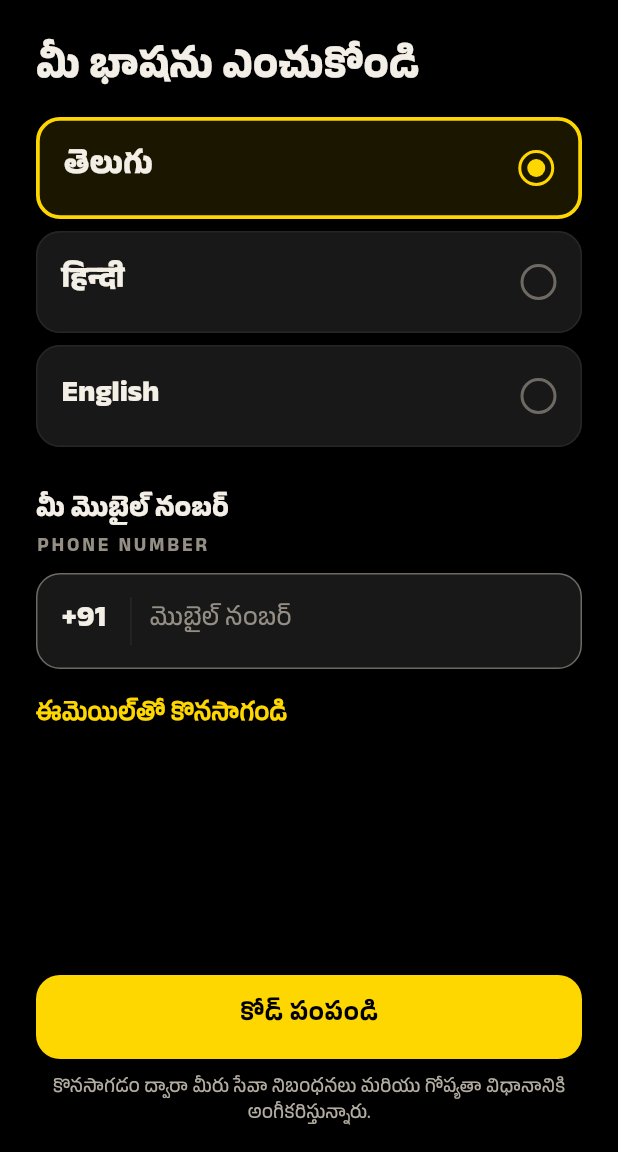
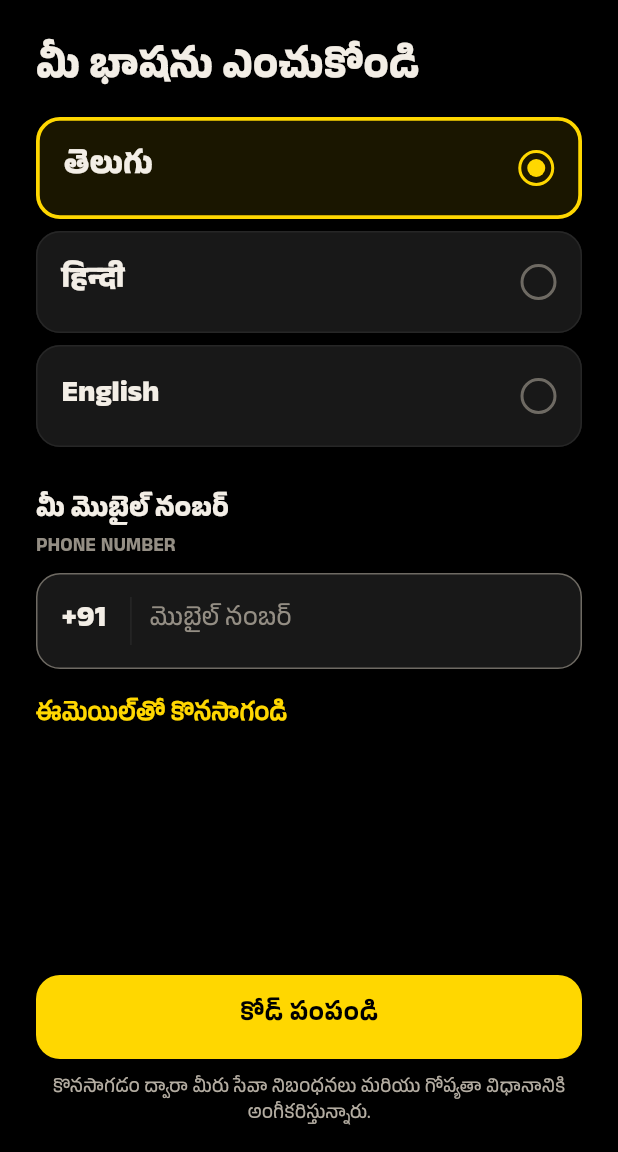
Before and after one commit to SaaradhiGo/SaaradhiGo-mobile, a Flutter app: the LoginScreen screen opened by its route, after a tap on "తెలుగు", on a phone screen of 412 x 824 dp, the part 84-1236 px from its top. Run offline on Flutter 3.47's test engine with Material 3 defaults, Android fonts, the phone set to English and light mode, and no system bars; our stand-ins replace firebase_core, firebase_messaging, flutter_dotenv, flutter_local_notifications, flutter_riverpod, flutter_secure_storage and 11 more; missing offline and left inert: cached_network_image_ce, dart:js, flutter_background_service, flutter_cashfree_pg_sdk, flutter_polyline_points, razorpay_flutter; accounts and stored records are empty; network calls fail.

Commit message:
Labels are letter-spaced in Latin only; spacing broke Telugu conjuncts
Co-Authored-By: Claude Opus 5.5 <noreply@anthropic.com>

```diff
--- a/lib/ui/sg_text.dart
+++ b/lib/ui/sg_text.dart
@@ -63,8 +63,16 @@ class SgText {
   static TextStyle get caption => _style(14, 20, 500, color: SgColors.inkMuted);
 
   /// Uppercase the string where it is used; a TextStyle cannot.
-  static TextStyle get label =>
-      _style(13, 18, 700, color: SgColors.inkSubtle, spacingEm: 0.14);
+  ///
+  /// Letter-spaced in Latin only: spacing pulls Telugu and Devanagari
+  /// conjuncts apart.
+  static TextStyle get label => _style(
+    13,
+    18,
+    700,
+    color: SgColors.inkSubtle,
+    spacingEm: language == 'en' ? 0.14 : 0,
+  );
   static TextStyle get fareXl => _style(56, 56, 800, figures: true);
   static TextStyle get fare => _style(22, 24, 800, figures: true);
   static TextStyle get driverEarning => _style(96, 92, 800, figures: true);
```
